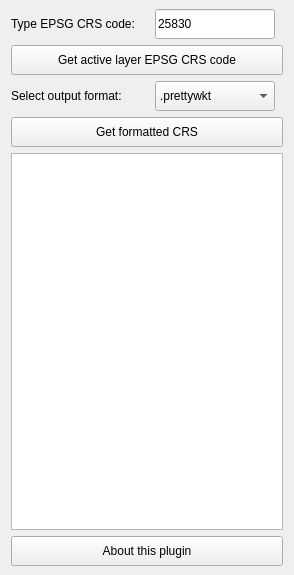
Above: ui_searchepsgcrs.ui from cayetanobv/QGIS-plugin---Search-EPSG-CRS before the change. Below: the same form after it.
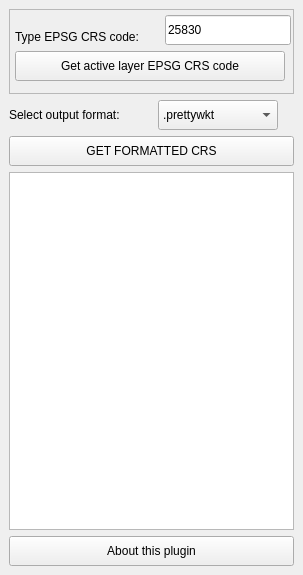
That is the form after the change.

Patch:
```diff
--- a/ui_searchepsgcrs.ui
+++ b/ui_searchepsgcrs.ui
@@ -6,76 +6,27 @@
    <rect>
     <x>0</x>
     <y>0</y>
-    <width>294</width>
+    <width>303</width>
     <height>575</height>
    </rect>
   </property>
+  <property name="sizePolicy">
+   <sizepolicy hsizetype="Expanding" vsizetype="Expanding">
+    <horstretch>0</horstretch>
+    <verstretch>0</verstretch>
+   </sizepolicy>
+  </property>
   <property name="windowTitle">
    <string>Search EPSG CRS</string>
   </property>
   <widget class="QWidget" name="dockWidgetContents">
+   <property name="font">
+    <font>
+     <family>Ubuntu</family>
+    </font>
+   </property>
    <layout class="QGridLayout" name="gridLayout">
-    <item row="0" column="0">
-     <widget class="QLabel" name="label">
-      <property name="sizePolicy">
-       <sizepolicy hsizetype="Fixed" vsizetype="Fixed">
-        <horstretch>0</horstretch>
-        <verstretch>0</verstretch>
-       </sizepolicy>
-      </property>
-      <property name="text">
-       <string>Type EPSG CRS code:</string>
-      </property>
-     </widget>
-    </item>
-    <item row="0" column="1">
-     <widget class="QLineEdit" name="txtCRS">
-      <property name="sizePolicy">
-       <sizepolicy hsizetype="Fixed" vsizetype="Fixed">
-        <horstretch>0</horstretch>
-        <verstretch>0</verstretch>
-       </sizepolicy>
-      </property>
-      <property name="minimumSize">
-       <size>
-        <width>120</width>
-        <height>30</height>
-       </size>
-      </property>
-      <property name="text">
-       <string>25830</string>
-      </property>
-      <property name="maxLength">
-       <number>10</number>
-      </property>
-     </widget>
-    </item>
-    <item row="1" column="0" colspan="2">
-     <widget class="QPushButton" name="pushButton_2">
-      <property name="sizePolicy">
-       <sizepolicy hsizetype="Expanding" vsizetype="Expanding">
-        <horstretch>0</horstretch>
-        <verstretch>0</verstretch>
-       </sizepolicy>
-      </property>
-      <property name="minimumSize">
-       <size>
-        <width>270</width>
-        <height>30</height>
-       </size>
-      </property>
-      <property name="maximumSize">
-       <size>
-        <width>16777215</width>
-        <height>30</height>
-       </size>
-      </property>
-      <property name="text">
-       <string>Get active layer EPSG CRS code</string>
-      </property>
-     </widget>
-    </item>
-    <item row="2" column="0">
+    <item row="1" column="0">
      <widget class="QLabel" name="label_2">
       <property name="sizePolicy">
        <sizepolicy hsizetype="Fixed" vsizetype="Fixed">
@@ -88,7 +39,53 @@
       </property>
      </widget>
     </item>
-    <item row="2" column="1">
+    <item row="3" column="0" colspan="2">
+     <widget class="QTextBrowser" name="txtFeedback">
+      <property name="sizePolicy">
+       <sizepolicy hsizetype="Expanding" vsizetype="Expanding">
+        <horstretch>0</horstretch>
+        <verstretch>0</verstretch>
+       </sizepolicy>
+      </property>
+      <property name="minimumSize">
+       <size>
+        <width>270</width>
+        <height>50</height>
+       </size>
+      </property>
+      <property name="font">
+       <font>
+        <family>Courier New</family>
+        <pointsize>10</pointsize>
+        <weight>50</weight>
+        <bold>false</bold>
+       </font>
+      </property>
+      <property name="cursor" stdset="0">
+       <cursorShape>IBeamCursor</cursorShape>
+      </property>
+      <property name="frameShape">
+       <enum>QFrame::StyledPanel</enum>
+      </property>
+      <property name="frameShadow">
+       <enum>QFrame::Sunken</enum>
+      </property>
+      <property name="lineWidth">
+       <number>1</number>
+      </property>
+      <property name="html">
+       <string>&lt;!DOCTYPE HTML PUBLIC &quot;-//W3C//DTD HTML 4.0//EN&quot; &quot;http://www.w3.org/TR/REC-html40/strict.dtd&quot;&gt;
+&lt;html&gt;&lt;head&gt;&lt;meta name=&quot;qrichtext&quot; content=&quot;1&quot; /&gt;&lt;style type=&quot;text/css&quot;&gt;
+p, li { white-space: pre-wrap; }
+&lt;/style&gt;&lt;/head&gt;&lt;body style=&quot; font-family:'Courier New'; font-size:10pt; font-weight:400; font-style:normal;&quot;&gt;
+&lt;p style=&quot; margin-top:12px; margin-bottom:12px; margin-left:0px; margin-right:0px; -qt-block-indent:0; text-indent:0px;&quot;&gt;&lt;br /&gt;&lt;/p&gt;&lt;/body&gt;&lt;/html&gt;</string>
+      </property>
+      <property name="acceptRichText">
+       <bool>true</bool>
+      </property>
+     </widget>
+    </item>
+    <item row="1" column="1">
      <widget class="QComboBox" name="comboCRS">
       <property name="sizePolicy">
        <sizepolicy hsizetype="Fixed" vsizetype="Fixed">
@@ -170,7 +167,7 @@
       </item>
      </widget>
     </item>
-    <item row="3" column="0" colspan="2">
+    <item row="2" column="0" colspan="2">
      <widget class="QPushButton" name="pushButton">
       <property name="sizePolicy">
        <sizepolicy hsizetype="Expanding" vsizetype="Expanding">
@@ -191,41 +188,11 @@
        </size>
       </property>
       <property name="text">
-       <string>Get formatted CRS</string>
+       <string>GET FORMATTED CRS</string>
       </property>
      </widget>
     </item>
     <item row="4" column="0" colspan="2">
-     <widget class="QTextBrowser" name="txtFeedback">
-      <property name="sizePolicy">
-       <sizepolicy hsizetype="Expanding" vsizetype="Expanding">
-        <horstretch>0</horstretch>
-        <verstretch>0</verstretch>
-       </sizepolicy>
-      </property>
-      <property name="minimumSize">
-       <size>
-        <width>270</width>
-        <height>50</height>
-       </size>
-      </property>
-      <property name="font">
-       <font>
-        <family>Monospace</family>
-        <pointsize>8</pointsize>
-        <weight>50</weight>
-        <bold>false</bold>
-       </font>
-      </property>
-      <property name="cursor" stdset="0">
-       <cursorShape>IBeamCursor</cursorShape>
-      </property>
-      <property name="acceptRichText">
-       <bool>false</bool>
-      </property>
-     </widget>
-    </item>
-    <item row="5" column="0" colspan="2">
      <widget class="QPushButton" name="pushButton_3">
       <property name="minimumSize">
        <size>
@@ -238,7 +205,104 @@
       </property>
      </widget>
     </item>
+    <item row="0" column="0" colspan="2">
+     <widget class="QFrame" name="frame">
+      <property name="minimumSize">
+       <size>
+        <width>285</width>
+        <height>85</height>
+       </size>
+      </property>
+      <property name="frameShape">
+       <enum>QFrame::StyledPanel</enum>
+      </property>
+      <property name="frameShadow">
+       <enum>QFrame::Raised</enum>
+      </property>
+      <property name="lineWidth">
+       <number>2</number>
+      </property>
+     </widget>
+    </item>
    </layout>
+   <widget class="QLabel" name="label">
+    <property name="geometry">
+     <rect>
+      <x>15</x>
+      <y>28</y>
+      <width>140</width>
+      <height>17</height>
+     </rect>
+    </property>
+    <property name="sizePolicy">
+     <sizepolicy hsizetype="Fixed" vsizetype="Fixed">
+      <horstretch>0</horstretch>
+      <verstretch>0</verstretch>
+     </sizepolicy>
+    </property>
+    <property name="text">
+     <string>Type EPSG CRS code:</string>
+    </property>
+   </widget>
+   <widget class="QLineEdit" name="txtCRS">
+    <property name="geometry">
+     <rect>
+      <x>165</x>
+      <y>15</y>
+      <width>126</width>
+      <height>30</height>
+     </rect>
+    </property>
+    <property name="sizePolicy">
+     <sizepolicy hsizetype="Fixed" vsizetype="Fixed">
+      <horstretch>0</horstretch>
+      <verstretch>0</verstretch>
+     </sizepolicy>
+    </property>
+    <property name="minimumSize">
+     <size>
+      <width>120</width>
+      <height>30</height>
+     </size>
+    </property>
+    <property name="text">
+     <string>25830</string>
+    </property>
+    <property name="maxLength">
+     <number>10</number>
+    </property>
+   </widget>
+   <widget class="QPushButton" name="pushButton_2">
+    <property name="geometry">
+     <rect>
+      <x>15</x>
+      <y>51</y>
+      <width>270</width>
+      <height>30</height>
+     </rect>
+    </property>
+    <property name="sizePolicy">
+     <sizepolicy hsizetype="Expanding" vsizetype="Expanding">
+      <horstretch>0</horstretch>
+      <verstretch>0</verstretch>
+     </sizepolicy>
+    </property>
+    <property name="minimumSize">
+     <size>
+      <width>270</width>
+      <height>30</height>
+     </size>
+    </property>
+    <property name="maximumSize">
+     <size>
+      <width>16777215</width>
+      <height>30</height>
+     </size>
+    </property>
+    <property name="text">
+     <string>Get active layer EPSG CRS code</string>
+    </property>
+   </widget>
   </widget>
  </widget>
  <resources/>
```
Left out of the diff: 2 changed lines with no effect on the pictures.
